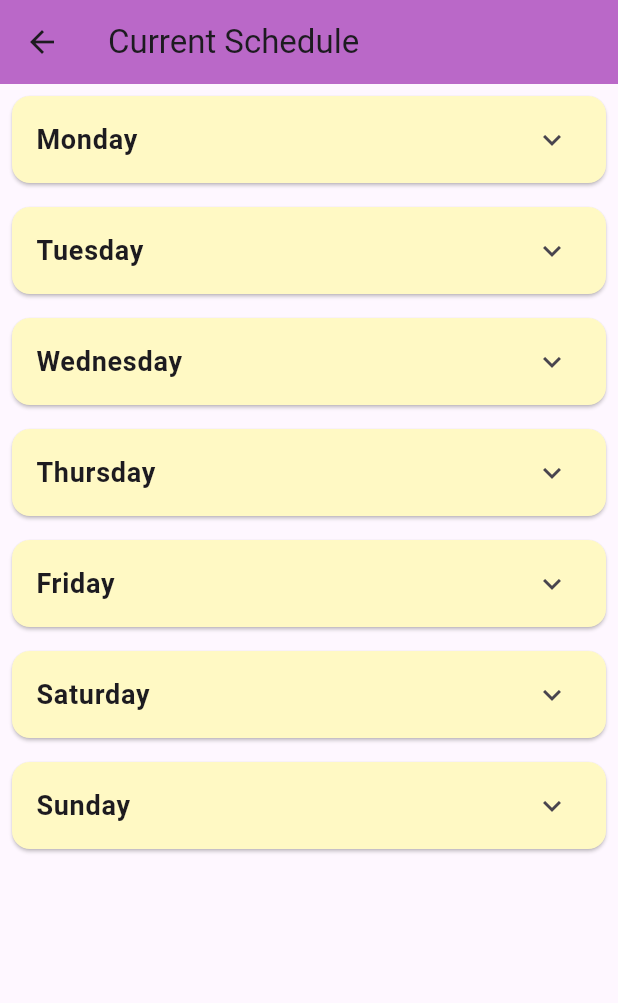
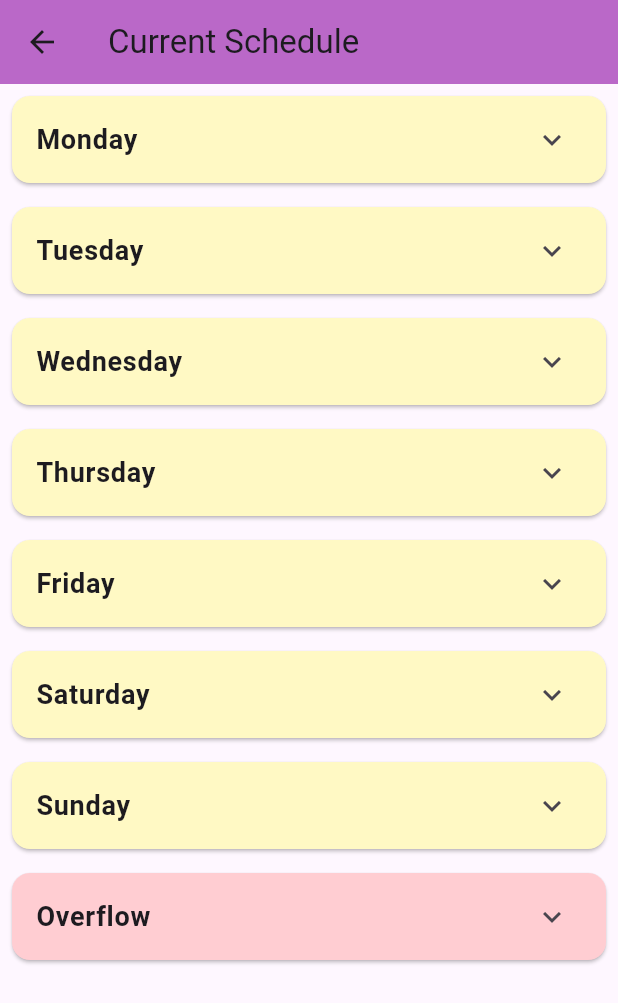
Before and after one commit to aravchand/ProcrastiQuest, a Flutter app: the screen it shows after launch, after a tap on "Generate Schedule", on a phone screen of 412 x 824 dp. Shown: the top 1003 px of the screen. Run offline on Flutter 3.47's test engine with Material 3 defaults, Android fonts, the phone set to English and light mode, and no system bars.

Commit message:
overflow organization feature + temp max study times

```diff
--- a/lib/main.dart
+++ /dev/null
@@ -1,39 +0,0 @@
-import 'package:flutter/material.dart';
-import 'package:congress_app_challenge_24/test3.dart';
-
-void main() {
-  runApp(MyApp());
-}
-
-
-class MyApp extends StatelessWidget {
-  const MyApp({super.key});
-
-  // This widget is the root of your application.
-  @override
-  Widget build(BuildContext context) {
-    return MaterialApp(
-      title: 'Flutter Demo',
-      theme: ThemeData(
-        // This is the theme of your application.
-        //
-        // TRY THIS: Try running your application with "flutter run". You'll see
-        // the application has a purple toolbar. Then, without quitting the app,
-        // try changing the seedColor in the colorScheme below to Colors.green
-        // and then invoke "hot reload" (save your changes or press the "hot
-        // reload" button in a Flutter-supported IDE, or press "r" if you used
-        // the command line to start the app).
-        //
-        // Notice that the counter didn't reset back to zero; the application
-        // state is not lost during the reload. To reset the state, use hot
-        // restart instead.
-        //
-        // This works for code too, not just values: Most code changes can be
-        // tested with just a hot reload.
-        colorScheme: ColorScheme.fromSeed(seedColor: Colors.deepPurple),
-        useMaterial3: true,
-      ),
-      home: TaskApp(),
-    );
-  }
-}
--- /dev/null
+++ b/lib/main_task_app_page.dart
@@ -0,0 +1,148 @@
+import 'package:flutter/material.dart';
+import 'package:congress_app_challenge_24/test3.dart';
+import 'package:intl/intl.dart';
+import 'task.dart';
+
+void main() {
+  runApp(MyApp());
+}
+
+class MyApp extends StatelessWidget {
+  const MyApp({super.key});
+
+  // This widget is the root of your application.
+  @override
+  Widget build(BuildContext context) {
+    return MaterialApp(
+      title: 'Flutter Demo',
+      theme: ThemeData(
+        colorScheme: ColorScheme.fromSeed(seedColor: Colors.deepPurple),
+        useMaterial3: true,
+      ),
+      home: TaskApp(),
+    );
+  }
+}
+
+// Main Task App
+class TaskApp extends StatefulWidget {
+  @override
+  _TaskAppState createState() => _TaskAppState();
+}
+
+class _TaskAppState extends State<TaskApp> {
+  int _selectedPageIndex = 0;
+  List<Task> tasks = [];
+  int totalXP = 0; // Store total XP
+  List<int> availableTimes = List<int>.filled(7, 120); // Default available time per day
+
+  Map<String, List<Task>> organizedTasks = {}; // Store organized tasks by day
+
+  final List<Widget Function()> _pages = []; // Remove the tasks parameter here
+
+  @override
+  void initState() {
+    super.initState();
+    // Initialize the pages, but we will handle the task assignment dynamically
+    _pages.addAll([
+      () => TaskPage(tasks: tasks, onTasksChanged: _updateTasks),
+      () => CurrentSchedulePage(tasksByDay: organizedTasks, onTasksChanged: _updateTasks),
+      () => PreviousTasksPage(),
+    ]);
+  }
+
+  void _onDrawerItemTapped(int index) {
+    setState(() {
+      if (index == 1) {
+        // If navigating to "Current Schedule", organize the tasks first
+        organizedTasks = organizeTasksIntoDays(tasks, availableTimes);
+      }
+      _selectedPageIndex = index;
+    });
+    Navigator.of(context).pop(); // Close the drawer
+  }
+
+  void _updateTasks(List<Task> newTasks) {
+    setState(() {
+      tasks = newTasks;
+      totalXP = newTasks.where((task) => task.isCompleted).fold(0, (sum, task) => sum + task.xp);
+    });
+  }
+
+  @override
+  Widget build(BuildContext context) {
+    DateTime now = DateTime.now();
+    DateTime startOfWeek = now.subtract(Duration(days: now.weekday - 1));
+    DateTime endOfWeek = startOfWeek.add(Duration(days: 6));
+    String weekRange = "${DateFormat('MMM.').format(startOfWeek)} ${startOfWeek.day} - ${endOfWeek.day}";
+
+    return Scaffold(
+      appBar: AppBar(
+        title: Text('Enter Tasks: $weekRange'),
+        backgroundColor: Colors.purple[300], // Set AppBar background to purple
+        leading: Builder(
+          builder: (context) => IconButton(
+            icon: Icon(Icons.menu),
+            onPressed: () => Scaffold.of(context).openDrawer(),
+          ),
+        ),
+        actions: [
+          Padding(
+            padding: const EdgeInsets.all(8.0),
+            child: Center(
+              child: Text(
+                "XP: $totalXP",
+                style: TextStyle(fontSize: 18, fontWeight: FontWeight.bold),
+              ),
+            ),
+          ),
+        ],
+      ),
+      drawer: Drawer(
+        child: ListView(
+          padding: EdgeInsets.zero,
+          children: [
+            DrawerHeader(
+              decoration: BoxDecoration(
+                color: Colors.purple[200],
+              ),
+              child: Container(
+                padding: EdgeInsets.zero,
+                child: Text(
+                  'Menu',
+                  style: TextStyle(
+                    color: Colors.white,
+                    fontSize: 24,
+                    fontWeight: FontWeight.bold,
+                  ),
+                ),
+              ),
+            ),
+            ListTile(
+              leading: Icon(Icons.add),
+              title: Text('Create New Schedule'),
+              onTap: () {
+                _onDrawerItemTapped(0); // Go to Create New Schedule page
+              },
+            ),
+            ListTile(
+              leading: Icon(Icons.schedule),
+              title: Text('Current Schedule'),
+              onTap: () {
+                _onDrawerItemTapped(1); // Go to Current Schedule page
+              },
+            ),
+            ListTile(
+              leading: Icon(Icons.history),
+              title: Text('Previous Tasks'),
+              onTap: () {
+                _onDrawerItemTapped(2); // Go to Previous Tasks page
+              },
+            ),
+          ],
+        ),
+      ),
+      body: _pages[_selectedPageIndex](),
+    );
+  }
+}
--- /dev/null
+++ b/lib/task.dart
@@ -0,0 +1,96 @@
+// Task Model
+class Task {
+  String name;
+  String description;
+  int priority;
+  int duration;
+  String dueDate;
+  int xp; // XP value for completing the task
+  bool isCompleted; // Track if the task is completed or not
+  int subtaskNumber; // Subtask number (e.g., 1 for "Subtask #1")
+
+  Task({
+    required this.name,
+    required this.description,
+    required this.priority,
+    required this.duration,
+    required this.dueDate,
+    required this.xp,
+    this.isCompleted = false,
+    this.subtaskNumber = 0, // Default is 0, which means not a subtask
+  });
+}
+
+// Function to organize tasks into days and handle overflow
+Map<String, List<Task>> organizeTasksIntoDays(List<Task> tasks, List<int> availableTimes) {
+  tasks.sort((a, b) {
+    int priorityCompare = a.priority.compareTo(b.priority);
+    if (priorityCompare == 0) {
+      return b.duration.compareTo(a.duration);
+    }
+    return priorityCompare;
+  });
+
+  Map<String, List<Task>> tasksByDay = {
+    'Monday': [],
+    'Tuesday': [],
+    'Wednesday': [],
+    'Thursday': [],
+    'Friday': [],
+    'Saturday': [],
+    'Sunday': [],
+    'Overflow': [],
+  };
+
+  List<String> days = ['Monday', 'Tuesday', 'Wednesday', 'Thursday', 'Friday', 'Saturday', 'Sunday'];
+  int dayIndex = 0;
+
+  for (var task in tasks) {
+    int remainingTime = task.duration;
+    int subtaskNumber = 1; // Start subtask numbering from 1 for each task
+
+    while (remainingTime > 0 && dayIndex < 7) {
+      int availableTimeForDay = availableTimes[dayIndex];
+      int timeToPlace = (remainingTime > availableTimeForDay) ? availableTimeForDay : remainingTime;
+
+      // Add the subtask with subtask number to the day
+      tasksByDay[days[dayIndex]]!.add(
+        Task(
+          name: "${task.name} - Subtask #$subtaskNumber",
+          description: task.description,
+          priority: task.priority,
+          duration: timeToPlace,
+          dueDate: task.dueDate,
+          xp: task.xp,
+          subtaskNumber: subtaskNumber, // Track the subtask number
+        ),
+      );
+
+      remainingTime -= timeToPlace;
+      availableTimes[dayIndex] -= timeToPlace;
+      subtaskNumber++; // Increment subtask number for the next part of the task
+
+      // Move to the next day if the current day is full
+      if (availableTimes[dayIndex] == 0) {
+        dayIndex++;
+      }
+    }
+
+    // If there's still remaining time for the task, put the rest in Overflow
+    if (remainingTime > 0) {
+      tasksByDay['Overflow']!.add(
+        Task(
+          name: "${task.name} - Subtask #$subtaskNumber",
+          description: task.description,
+          priority: task.priority,
+          duration: remainingTime,
+          dueDate: task.dueDate,
+          xp: task.xp,
+          subtaskNumber: subtaskNumber,
+        ),
+      );
+    }
+  }
+
+  return tasksByDay;
+}
--- a/lib/test3.dart
+++ b/lib/test3.dart
@@ -1,137 +1,8 @@
+import 'package:congress_app_challenge_24/enter_study_times_page.dart';
 import 'package:flutter/cupertino.dart';
 import 'package:flutter/material.dart';
 import 'package:intl/intl.dart';
-
-// Task Model
-class Task {
-  String name;
-  String description;
-  int priority;
-  int duration;
-  String dueDate;
-  int xp; // XP value for completing the task
-  bool isCompleted; // Track if the task is completed or not
-
-  Task({
-    required this.name,
-    required this.description,
-    required this.priority,
-    required this.duration,
-    required this.dueDate,
-    required this.xp,
-    this.isCompleted = false,
-  });
-}
-
-// Main Task App
-class TaskApp extends StatefulWidget {
-  @override
-  _TaskAppState createState() => _TaskAppState();
-}
-
-class _TaskAppState extends State<TaskApp> {
-  int _selectedPageIndex = 0;
-  List<Task> tasks = [];
-  int totalXP = 0; // Store total XP
-
-  final List<Widget Function(List<Task>, void Function(List<Task>))> _pages = [
-  (tasks, updateTasks) => TaskPage(tasks: tasks, onTasksChanged: updateTasks),
-  (tasks, updateTasks) => CurrentSchedulePage(tasks: tasks, onTasksChanged: updateTasks),
-  (tasks, updateTasks) => PreviousTasksPage(),
-];
-
-
-  void _onDrawerItemTapped(int index) {
-    setState(() {
-      _selectedPageIndex = index;
-    });
-    Navigator.of(context).pop(); // Close the drawer
-  }
-
-  void _updateTasks(List<Task> newTasks) {
-    setState(() {
-      tasks = newTasks;
-      totalXP = newTasks.where((task) => task.isCompleted).fold(0, (sum, task) => sum + task.xp);
-    });
-  }
-
-  @override
-  Widget build(BuildContext context) {
-    DateTime now = DateTime.now();
-    DateTime startOfWeek = now.subtract(Duration(days: now.weekday - 1));
-    DateTime endOfWeek = startOfWeek.add(Duration(days: 6));
-    String weekRange = "${DateFormat('MMM.').format(startOfWeek)} ${startOfWeek.day} - ${endOfWeek.day}";
-
-    return Scaffold(
-      appBar: AppBar(
-        title: Text('Enter Tasks: $weekRange'),
-        backgroundColor: Colors.purple[300], // Set AppBar background to purple
-        leading: Builder(
-          builder: (context) => IconButton(
-            icon: Icon(Icons.menu),
-            onPressed: () => Scaffold.of(context).openDrawer(),
-          ),
-        ),
-        actions: [
-          Padding(
-            padding: const EdgeInsets.all(8.0),
-            child: Center(
-              child: Text(
-                "XP: $totalXP",
-                style: TextStyle(fontSize: 18, fontWeight: FontWeight.bold),
-              ),
-            ),
-          ),
-        ],
-      ),
-      drawer: Drawer(
-        child: ListView(
-          padding: EdgeInsets.zero,
-          children: [
-            DrawerHeader(
-              decoration: BoxDecoration(
-                color: Colors.purple[200],
-              ),
-              child: Container(
-                padding: EdgeInsets.zero,
-                child: Text(
-                  'Menu',
-                  style: TextStyle(
-                    color: Colors.white,
-                    fontSize: 24,
-                    fontWeight: FontWeight.bold,
-                  ),
-                ),
-              ),
-            ),
-            ListTile(
-              leading: Icon(Icons.add),
-              title: Text('Create New Schedule'),
-              onTap: () {
-                _onDrawerItemTapped(0); // Go to Create New Schedule page
-              },
-            ),
-            ListTile(
-              leading: Icon(Icons.schedule),
-              title: Text('Current Schedule'),
-              onTap: () {
-                _onDrawerItemTapped(1); // Go to Current Schedule page
-              },
-            ),
-            ListTile(
-              leading: Icon(Icons.history),
-              title: Text('Previous Tasks'),
-              onTap: () {
-                _onDrawerItemTapped(2); // Go to Previous Tasks page
-              },
-            ),
-          ],
-        ),
-      ),
-      body: _pages[_selectedPageIndex](tasks, _updateTasks),
-    );
-  }
-}
+import 'package:congress_app_challenge_24/task.dart';
 
 // TaskPage - Create New Schedule
 class TaskPage extends StatefulWidget {
@@ -145,6 +16,8 @@ class TaskPage extends StatefulWidget {
 }
 
 class _TaskPageState extends State<TaskPage> {
+  List<int> availableTimes = List<int>.filled(7, 120); // Default study times, can be changed by user
+
   void _addTask() async {
     final Task? newTask = await showDialog<Task>(
       context: context,
@@ -158,6 +31,36 @@ class _TaskPageState extends State<TaskPage> {
         widget.onTasksChanged([...widget.tasks, newTask]);
       });
     }
+  }
+
+  void _goToStudyTimesPage() {
+    Navigator.push(
+      context,
+      MaterialPageRoute(
+        builder: (context) => EnterStudyTimesPage(
+          onTimesSubmitted: (times) {
+            setState(() {
+              availableTimes = times; // Update available times
+            });
+          },
+        ),
+      ),
+    );
+  }
+
+  void _generateSchedule() {
+    // Organize tasks into days based on available time and overflow
+    Map<String, List<Task>> organizedTasks = organizeTasksIntoDays(widget.tasks, availableTimes);
+
+    Navigator.push(
+      context,
+      MaterialPageRoute(
+        builder: (context) => CurrentSchedulePage(
+          tasksByDay: organizedTasks, // Pass the organized tasks to the schedule page
+          onTasksChanged: widget.onTasksChanged,
+        ),
+      ),
+    );
   }
 
   @override
@@ -200,15 +103,18 @@ class _TaskPageState extends State<TaskPage> {
       ),
       bottomNavigationBar: Padding(
         padding: const EdgeInsets.all(8.0),
-        child: ElevatedButton(
-          onPressed: () {
-            widget.onTasksChanged(widget.tasks); // Passing the tasks
-            Navigator.push(
-              context,
-              MaterialPageRoute(builder: (context) => CurrentSchedulePage(tasks: widget.tasks, onTasksChanged: widget.onTasksChanged)),
-            );
-          },
-          child: Text("Generate Schedule"),
+        child: Column(
+          mainAxisSize: MainAxisSize.min,
+          children: [
+            ElevatedButton(
+              onPressed: _goToStudyTimesPage,
+              child: Text("Set Study Times"),
+            ),
+            ElevatedButton(
+              onPressed: _generateSchedule,
+              child: Text("Generate Schedule"),
+            ),
+          ],
         ),
       ),
     );
@@ -217,31 +123,13 @@ class _TaskPageState extends State<TaskPage> {
 
 // Current Schedule Page
 class CurrentSchedulePage extends StatelessWidget {
-  final List<Task> tasks;
+  final Map<String, List<Task>> tasksByDay;
   final Function(List<Task>) onTasksChanged;
 
-  CurrentSchedulePage({required this.tasks, required this.onTasksChanged});
+  CurrentSchedulePage({required this.tasksByDay, required this.onTasksChanged});
 
   @override
   Widget build(BuildContext context) {
-    Map<String, List<Task>> tasksByDay = {
-      'Monday': [],
-      'Tuesday': [],
-      'Wednesday': [],
-      'Thursday': [],
-      'Friday': [],
-      'Saturday': [],
-      'Sunday': [],
-    };
-
-    for (var task in tasks) {
-      DateTime taskDate = DateTime.parse(task.dueDate);
-      String day = DateFormat('EEEE').format(taskDate);
-      if (tasksByDay.containsKey(day)) {
-        tasksByDay[day]?.add(task);
-      }
-    }
-
     return Scaffold(
       appBar: AppBar(
         title: Text('Current Schedule'),
@@ -251,7 +139,7 @@ class CurrentSchedulePage extends StatelessWidget {
         children: tasksByDay.entries.map((entry) {
           return Card(
             margin: EdgeInsets.all(8.0),
-            color: Colors.yellow[100], // Aesthetic for post-it look
+            color: entry.key == 'Overflow' ? Colors.red[100] : Colors.yellow[100], // Aesthetic for overflow
             child: ExpansionTile(
               title: Text(
                 entry.key,
@@ -263,11 +151,11 @@ class CurrentSchedulePage extends StatelessWidget {
                     value: task.isCompleted,
                     onChanged: (bool? value) {
                       task.isCompleted = value ?? false;
-                      onTasksChanged(tasks);
+                      onTasksChanged(tasksByDay.values.expand((list) => list).toList());
                     },
                   ),
-                  title: Text(task.name),
-                  subtitle: Text('XP: ${task.xp}'),
+                  title: Text(task.name), // Display subtask number in the task name
+                  subtitle: Text('XP: ${task.xp} | Duration: ${task.duration} mins'),
                 );
               }).toList(),
             ),
```
Also changed, not shown: lib/enter_study_times_page.dart (added, +54 -0 lines).
